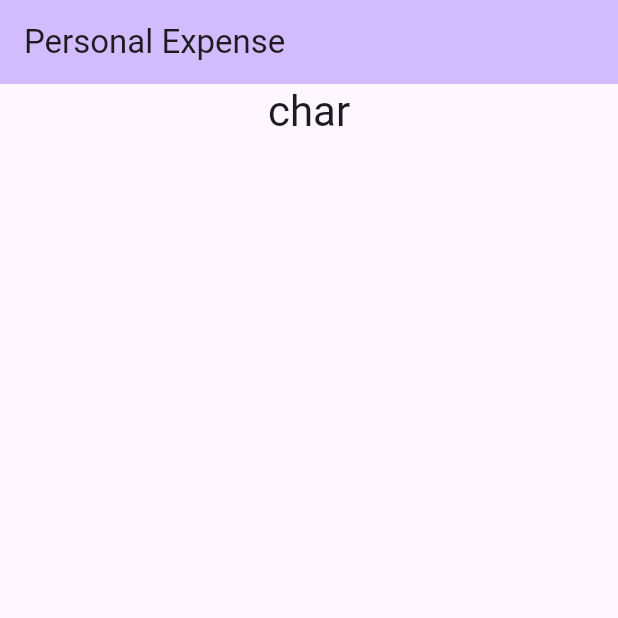
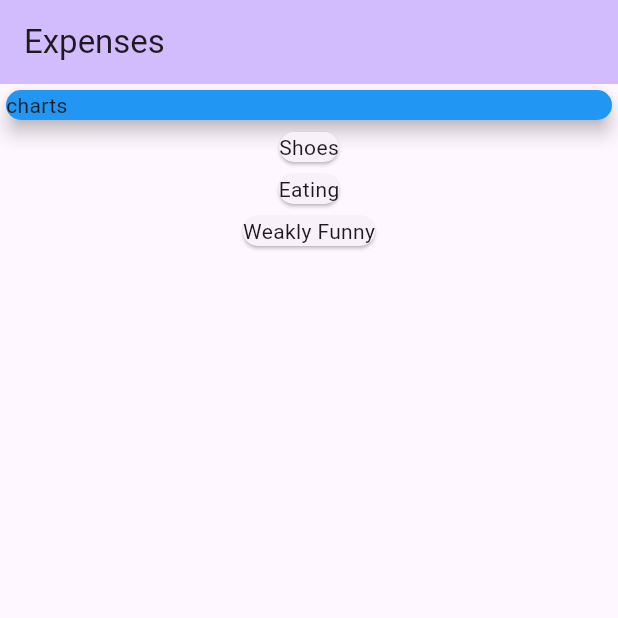
Before and after one commit to kuinfu/flutter-complete-guide, a Flutter app: the screen it shows after launch, on a phone screen of 412 x 824 dp, the top half of it. Run offline on Flutter 3.47's test engine with Material 2 defaults, Android fonts, the phone set to English and light mode, and no system bars.

Commit message:
初始化交易

```diff
--- a/personal_expenses/lib/main.dart
+++ b/personal_expenses/lib/main.dart
@@ -1,4 +1,6 @@
 import 'package:flutter/material.dart';
+
+import 'transaction.dart';
 
 void main() {
   runApp(const MyApp());
@@ -15,15 +17,29 @@ class MyApp extends StatelessWidget {
         colorScheme: ColorScheme.fromSeed(seedColor: Colors.deepPurple),
         useMaterial3: true,
       ),
-      home: const MyHomePage(title: 'Personal Expense'),
+      home: MyHomePage(),
     );
   }
 }
 
 class MyHomePage extends StatelessWidget {
-  const MyHomePage({super.key, required this.title});
-
-  final String title;
+  List<Transaction> _transactions = [
+    Transaction(
+        id: DateTime.now().toString(),
+        title: 'Shoes',
+        amount: 10.3,
+        date: DateTime.now()),
+    Transaction(
+        id: DateTime.now().toString(),
+        title: 'Eating',
+        amount: 80,
+        date: DateTime.now()),
+    Transaction(
+        id: DateTime.now().toString(),
+        title: 'Weakly Funny',
+        amount: 130.99,
+        date: DateTime.now()),
+  ];
 
   @override
   Widget build(BuildContext context) {
@@ -32,17 +48,29 @@ class MyHomePage extends StatelessWidget {
         backgroundColor: Theme.of(context).colorScheme.inversePrimary,
         // Here we take the value from the MyHomePage object that was created by
         // the App.build method, and use it to set our appbar title.
-        title: Text(title),
+        title: Text('Expenses'),
       ),
-      body: Center(
-        child: Column(
-          children: [
-            Text(
-              'char',
-              style: Theme.of(context).textTheme.headlineMedium,
+      body: Column(
+        // mainAxisAlignment: MainAxisAlignment.spaceBetween,
+        // crossAxisAlignment: CrossAxisAlignment.stretch,
+        children: [
+          Container(
+            width: double.infinity,
+            child: Card(
+              elevation: 5,
+              color: Colors.blue,
+              child: Text(
+                'charts',
+              ),
             ),
-          ],
-        ),
+          ),
+          Column(
+              children: _transactions
+                  .map((e) => Card(
+                        child: Text(e.title),
+                      ))
+                  .toList()),
+        ],
       ),
     );
   }
--- /dev/null
+++ b/personal_expenses/lib/transaction.dart
@@ -0,0 +1,12 @@
+class Transaction {
+  final String id;
+  final String title;
+  final double amount;
+  final DateTime date;
+
+  Transaction(
+      {required this.id,
+      required this.title,
+      required this.amount,
+      required this.date});
+}
```
